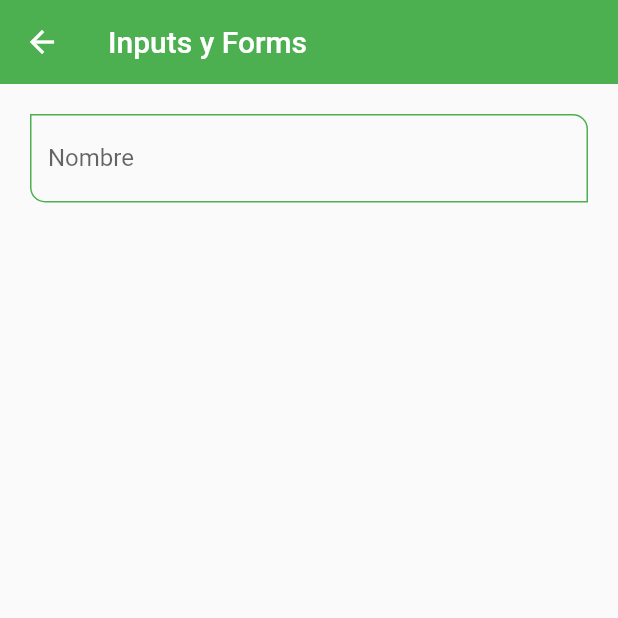
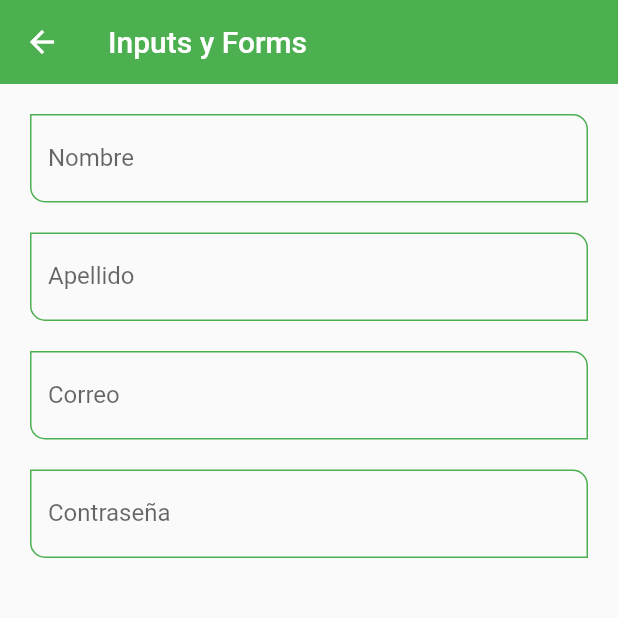
Before and after one commit to alexis19b/flutterapp, a Flutter app: the InputScreen screen opened by its route, on a phone screen of 412 x 824 dp, the top half of it. Run offline on Flutter 3.47's test engine with Material 2 defaults, Android fonts, the phone set to English and light mode, and no system bars.

Commit message:
added custom inputs

```diff
--- a/lib/screens/input_screen.dart
+++ b/lib/screens/input_screen.dart
@@ -18,8 +18,26 @@ class InputScreen extends StatelessWidget {
             children: const [
               CustomInputField(
                 labelText: 'Nombre',
-                hintText: 'Nombre de usuario',
+                hintText: 'Nombre del usuario',
               ),
+              SizedBox(height: 20),
+              CustomInputField(
+                labelText: 'Apellido',
+                hintText: 'Apellido del usuario',
+              ),
+              SizedBox(height: 20),
+              CustomInputField(
+                labelText: 'Correo',
+                hintText: 'Correo del usuario',
+                keyboardType: TextInputType.emailAddress,
+              ),
+              SizedBox(height: 20),
+              CustomInputField(
+                labelText: 'Contraseña',
+                hintText: 'Contraseña del usuario',
+                obscureText: true,
+              ),
+              SizedBox(height: 20),
             ],
           ),
         ),
--- a/lib/widgets/custom_input_field.dart
+++ b/lib/widgets/custom_input_field.dart
@@ -6,6 +6,8 @@ class CustomInputField extends StatelessWidget {
   final String? helperText;
   final IconData? icon;
   final IconData? suffixIcon;
+  final TextInputType? keyboardType;
+  final bool? obscureText;
 
   const CustomInputField({
     super.key,
@@ -14,6 +16,8 @@ class CustomInputField extends StatelessWidget {
     this.helperText,
     this.icon,
     this.suffixIcon,
+    this.keyboardType,
+    this.obscureText,
   });
 
   @override
@@ -21,6 +25,8 @@ class CustomInputField extends StatelessWidget {
     return TextFormField(
         autofocus: false,
         textCapitalization: TextCapitalization.words,
+        keyboardType: keyboardType,
+        obscureText: obscureText ?? false,
         onChanged: (value) {
           print('value, $value');
         },
```
